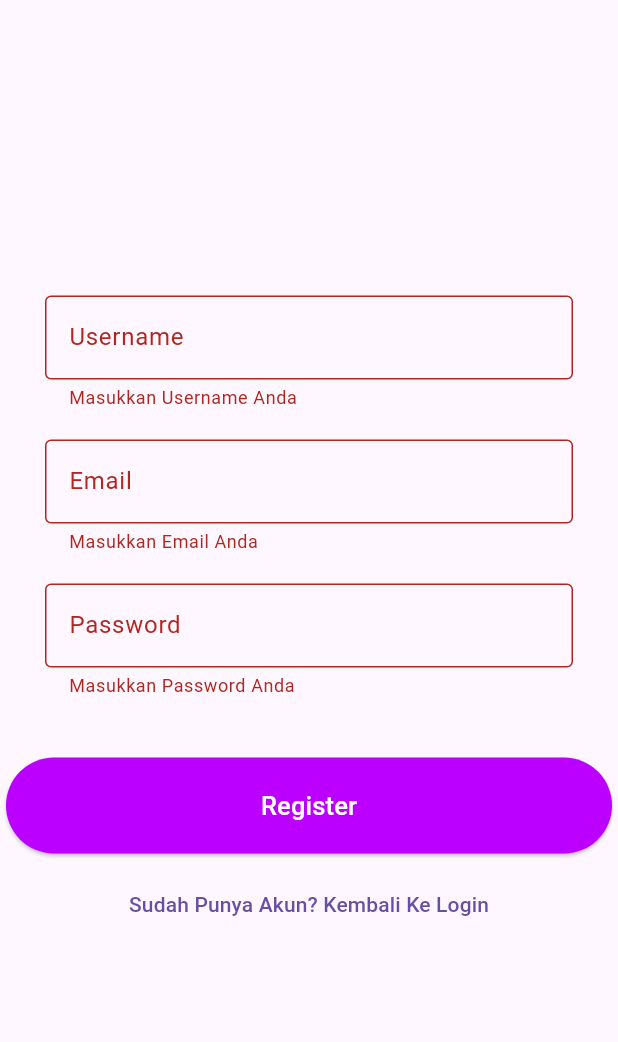
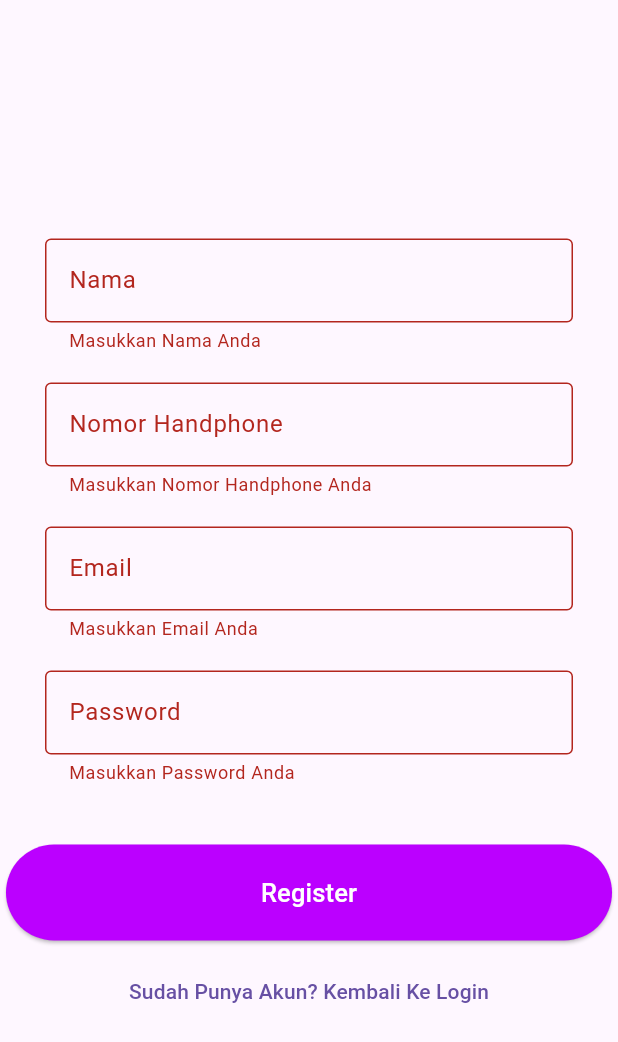
Before and after one commit to indraw26/project-pabII, a Flutter app: the SignUp screen opened directly, after a tap on "Register", on a phone screen of 412 x 824 dp. Shown: the top 1042 px of the screen. Run offline on Flutter 3.47's test engine with Material 3 defaults, Android fonts, the light colour scheme and no system bars; our stand-ins replace cloud_firestore, firebase_auth, firebase_core, firebase_storage, image_picker; accounts and stored records are empty; network calls fail.

Commit message:
Change Signup with new Feature, Adjusting Homescreen, Add Profile
Perubahan pada Sign Up, dengan menambahkan collection user saat signup dibuat, dan menyesuaikan tampilan home, dan profile

```diff
--- a/review_makanan/lib/main.dart
+++ b/review_makanan/lib/main.dart
@@ -33,13 +33,13 @@ class MainApp extends StatelessWidget {
               if (snapshot.connectionState == ConnectionState.waiting) {
                 return const CircularProgressIndicator();
               } else if (snapshot.hasData) {
-                return const HomeScreen();
+                return const LoginScreen();
               } else if (snapshot.hasError) {
                 return const MaterialApp(
                   home: Text("Terjadi Kesalahan"),
                 );
               } else {
-                return const HomeScreen();
+                return const LoginScreen();
               }
             }));
   }
--- a/review_makanan/lib/screens/signup.dart
+++ b/review_makanan/lib/screens/signup.dart
@@ -1,7 +1,6 @@
 import 'package:firebase_auth/firebase_auth.dart';
-import 'package:flutter/cupertino.dart';
 import 'package:flutter/material.dart';
-import 'package:flutter/widgets.dart';
+import 'package:cloud_firestore/cloud_firestore.dart';
 import 'package:review_makanan/providers/auth.dart';
 import 'package:review_makanan/screens/signin.dart';
 
@@ -14,22 +13,63 @@ class SignUp extends StatefulWidget {
 
 class _SignUpState extends State<SignUp> {
   final FirebaseAuthService _auth = FirebaseAuthService();
-  final TextEditingController _usernameController = TextEditingController();
+  final FirebaseFirestore _firestore = FirebaseFirestore.instance;
+
   final TextEditingController _emailController = TextEditingController();
   final TextEditingController _passwordController = TextEditingController();
+  final TextEditingController _nameController = TextEditingController();
+  final TextEditingController _ageController = TextEditingController();
+  final TextEditingController _noHpController = TextEditingController();
+
+  final GlobalKey<FormState> _formKey = GlobalKey<FormState>();
 
   @override
   void dispose() {
-    _usernameController.dispose();
     _emailController.dispose();
     _passwordController.dispose();
+    _nameController.dispose();
+    _ageController.dispose();
+    _noHpController.dispose();
     super.dispose();
+  }
+
+  void _signup() async {
+    if (_formKey.currentState!.validate()) {
+      try {
+        String email = _emailController.text;
+        String password = _passwordController.text;
+        String name = _nameController.text;
+        String noHp = _noHpController.text;
+
+        UserCredential userCredential = await _auth.signUpWithEmailAndPassword(email, password);
+        User? user = userCredential.user;
+
+        if (user != null) {
+          await _firestore.collection('users').doc(user.uid).set({
+            'email': email,
+            'name': name,
+            'noHp': noHp,
+          });
+
+          ScaffoldMessenger.of(context).showSnackBar(
+            const SnackBar(content: Text('Register Success'), backgroundColor: Colors.green),
+          );
+          Navigator.push(
+            context,
+            MaterialPageRoute(builder: (context) => LoginScreen()),
+          );
+        }
+      } on FirebaseAuthException catch (e) {
+        print(e.message);
+        ScaffoldMessenger.of(context).showSnackBar(
+          SnackBar(content: Text(e.message!)),
+        );
+      }
+    }
   }
 
   @override
   Widget build(BuildContext context) {
-    final GlobalKey<FormState> _formKey = GlobalKey<FormState>();
-
     return Scaffold(
       body: Form(
         key: _formKey,
@@ -37,16 +77,32 @@ class _SignUpState extends State<SignUp> {
           mainAxisAlignment: MainAxisAlignment.center,
           children: <Widget>[
             Container(
-              padding: const EdgeInsets.only(left: 30, right: 30),
+              padding: const EdgeInsets.only(left: 30, right: 30, top: 20),
               child: TextFormField(
-                controller: _usernameController,
+                controller: _nameController,
                 decoration: const InputDecoration(
-                  labelText: 'Username',
+                  labelText: 'Nama',
                   border: OutlineInputBorder(),
                 ),
                 validator: (value) {
                   if (value!.isEmpty) {
-                    return "Masukkan Username Anda";
+                    return "Masukkan Nama Anda";
+                  }
+                  return null;
+                },
+              ),
+            ),
+            Container(
+              padding: const EdgeInsets.only(left: 30, right: 30, top: 20),
+              child: TextFormField(
+                controller: _noHpController,
+                decoration: const InputDecoration(
+                  labelText: 'Nomor Handphone',
+                  border: OutlineInputBorder(),
+                ),
+                validator: (value) {
+                  if (value!.isEmpty) {
+                    return "Masukkan Nomor Handphone Anda";
                   }
                   return null;
                 },
@@ -66,7 +122,7 @@ class _SignUpState extends State<SignUp> {
                   } else if (!RegExp(
                           r"^[a-zA-Z0-9.a-zA-Z0-9.!#$%&'*+/=?^_`{|}~-]+@[a-zA-Z0-9-]+\.[a-zA-Z]+$")
                       .hasMatch(value)) {
-                    return "Please enter a valid email address";
+                    return "Masukkan alamat email yang valid";
                   }
                   return null;
                 },
@@ -85,7 +141,7 @@ class _SignUpState extends State<SignUp> {
                   if (value!.isEmpty) {
                     return "Masukkan Password Anda";
                   } else if (value.length < 6) {
-                    return "Password mininal 6 karakter";
+                    return "Password minimal 6 karakter";
                   }
                   return null;
                 },
@@ -99,32 +155,7 @@ class _SignUpState extends State<SignUp> {
                 padding: const EdgeInsets.only(top: 20, bottom: 20),
                 backgroundColor: const Color.fromARGB(255, 187, 0, 255),
               ),
-              onPressed: () async {
-                if (_formKey.currentState!.validate()) {
-                  try {
-                    String username = _usernameController.text;
-                    String email = _emailController.text;
-                    String password = _passwordController.text;
-
-                    await _auth.signUpWithEmailAndPassword(email, password);
-
-                    ScaffoldMessenger.of(context).showSnackBar(
-                      const SnackBar(
-                          content: Text('Register Success'),
-                          backgroundColor: Colors.green),
-                    );
-                    Navigator.push(
-                      context,
-                      MaterialPageRoute(builder: (context) => LoginScreen()),
-                    );
-                  } on FirebaseAuthException catch (e) {
-                    print(e.message);
-                    ScaffoldMessenger.of(context).showSnackBar(
-                      SnackBar(content: Text(e.message!)),
-                    );
-                  }
-                }
-              },
+              onPressed: _signup,
               child: const Padding(
                 padding: EdgeInsets.symmetric(horizontal: 170),
                 child: Text(
```
Also changed, not shown: review_makanan/lib/providers/auth.dart (+14 -16 lines), review_makanan/lib/screens/home.dart (+8 -3 lines), review_makanan/lib/screens/profile.dart (+56 -3 lines).
